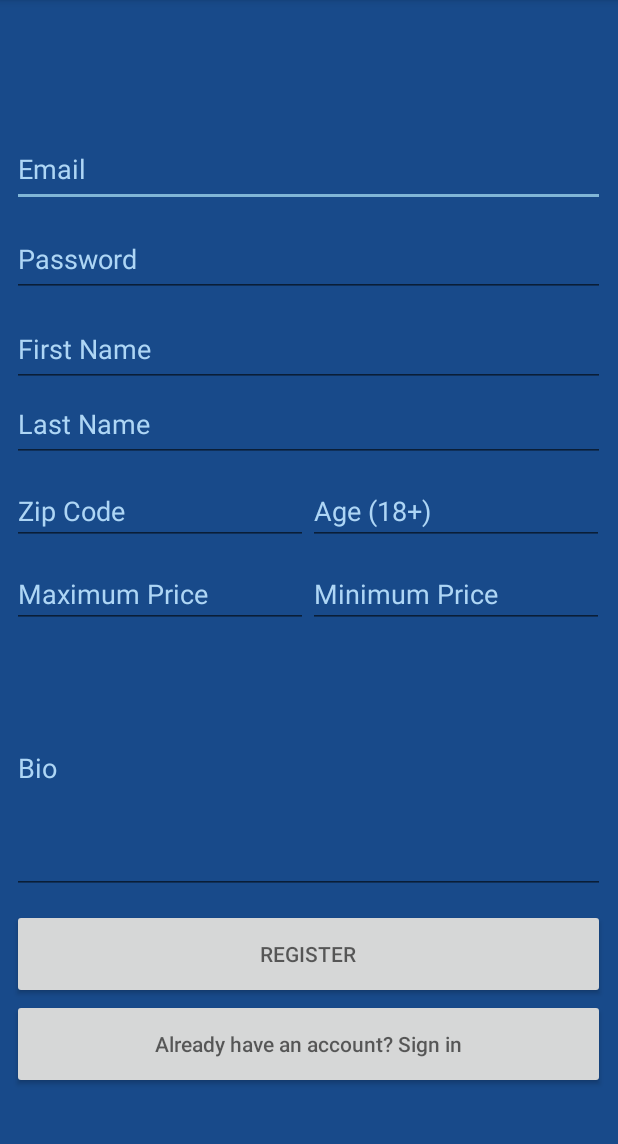
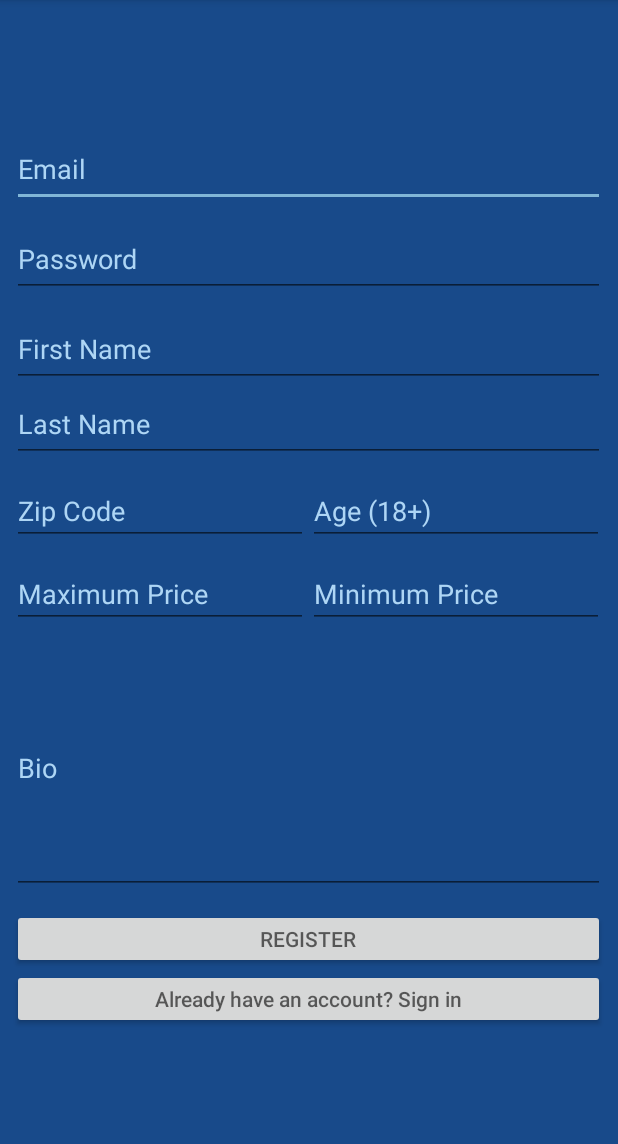
Before and after one commit to SamOstlund/Room8, an Android app: the registerActivity screen opened directly, with no data from a screen before it, on a phone screen of 412 x 824 dp, the part 84-1228 px from its top. Run offline under Robolectric (Android 15) with nearby library versions, the phone set to English and light mode, and no system bars; our stand-ins replace Firebase (no records; nobody signed in at launch, a user with empty details on screens opened directly).

Commit message:
Minor UI changes to the registration page.

```diff
--- a/app/src/main/res/layout/activity_register.xml
+++ b/app/src/main/res/layout/activity_register.xml
@@ -152,13 +152,13 @@
                 <Button
                     android:id="@+id/submitRegisterButton"
                     android:layout_width="match_parent"
-                    android:layout_height="60dp"
+                    android:layout_height="40dp"
                     android:hint="REGISTER" />
 
                 <Button
                     android:id="@+id/registerBack"
                     android:layout_width="match_parent"
-                    android:layout_height="60dp"
+                    android:layout_height="40dp"
                     android:hint="Already have an account? Sign in" />
 
             </LinearLayout>
```
